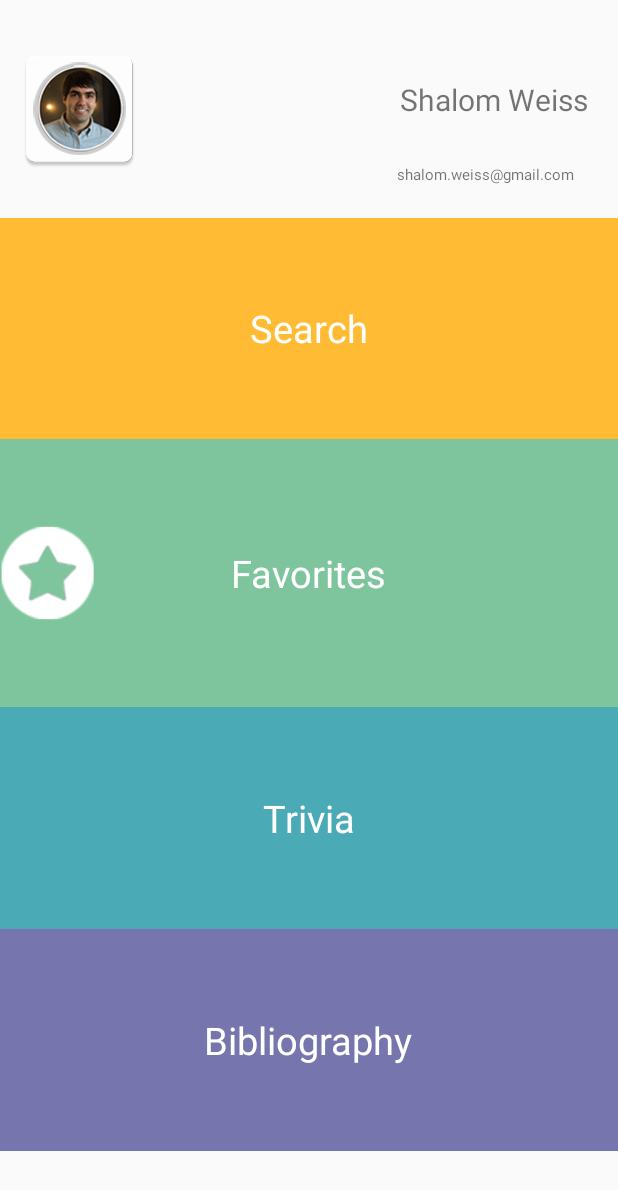
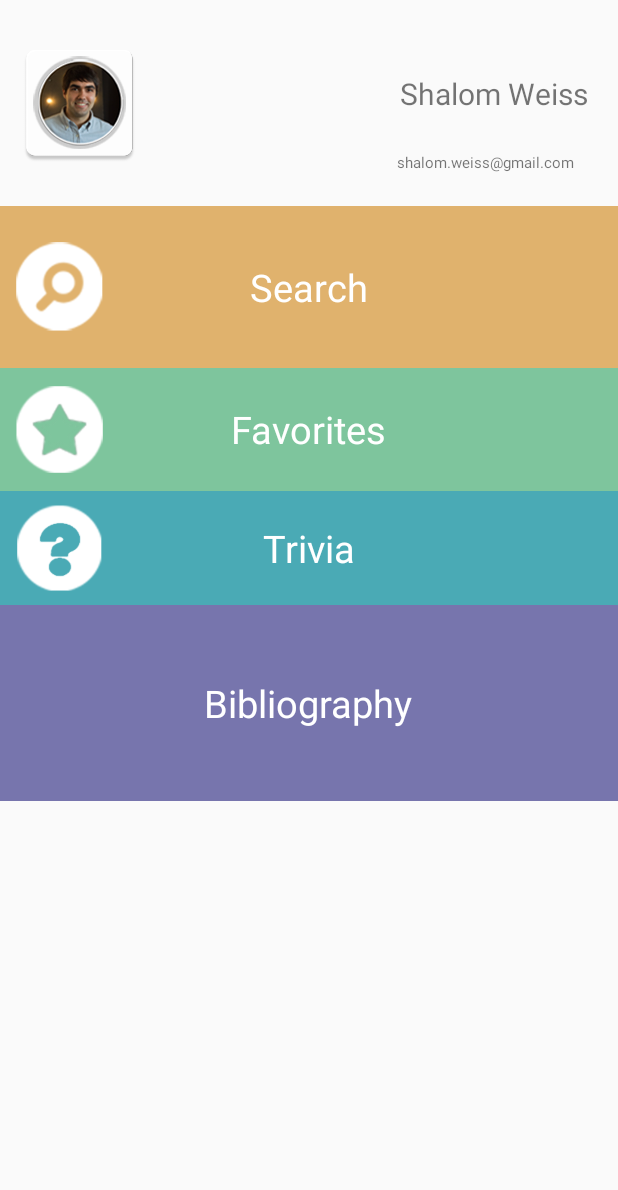
Before and after one commit to tsofenAndroidteam/Main_rep_1, an Android app: the MainActivity screen opened directly, with no data from a screen before it, on a phone screen of 412 x 824 dp. Shown: the top 1190 px of the screen. Run offline under Robolectric (Android 15) with nearby library versions, the phone set to English and light mode, and no system bars.

Commit message:
Michael gonic changed

```diff
--- a/app/src/main/res/layout/activity_menu.xml
+++ b/app/src/main/res/layout/activity_menu.xml
@@ -51,8 +51,8 @@
         android:layout_width="fill_parent"
         android:layout_height="wrap_content"
         android:onClick="search"
-        android:background="@android:color/holo_orange_light"
-        android:layout_weight="20">
+        android:background="#e0b26d"
+        android:layout_weight="10">
 
         <TextView
             android:layout_width="wrap_content"
@@ -64,12 +64,20 @@
             android:textSize="25dp"
             android:textIsSelectable="false" />
 
+        <ImageView
+            android:layout_width="70dp"
+            android:layout_height="wrap_content"
+            android:id="@+id/imageView3"
+            android:layout_gravity="left|center_vertical"
+            android:src="@drawable/menu_search"
+            android:paddingLeft="10dp"
+            android:adjustViewBounds="true" />
+
     </FrameLayout>
 
     <FrameLayout
         android:layout_width="match_parent"
-        android:layout_height="wrap_content"
-        android:layout_weight="20"
+        android:layout_height="82dp"
         android:background="#7ec59d">
 
         <TextView
@@ -82,18 +90,18 @@
             android:textSize="25dp" />
 
         <ImageView
-            android:layout_width="64dp"
-            android:layout_height="65dp"
+            android:layout_width="70dp"
+            android:layout_height="wrap_content"
             android:id="@+id/menu_fav_imageview"
             android:layout_gravity="left|center_vertical"
             android:src="@drawable/menu_fav"
-            android:contentDescription="menu_fav star" />
+            android:contentDescription="menu_fav star"
+            android:paddingLeft="10dp" />
     </FrameLayout>
 
     <FrameLayout
         android:layout_width="match_parent"
-        android:layout_height="wrap_content"
-        android:layout_weight="20"
+        android:layout_height="76dp"
         android:background="#4aaab5">
 
         <TextView
@@ -104,6 +112,14 @@
             android:layout_gravity="center"
             android:textColor="#ffffff"
             android:textSize="25dp" />
+
+        <ImageView
+            android:layout_width="70dp"
+            android:layout_height="wrap_content"
+            android:id="@+id/imageView4"
+            android:layout_gravity="left|center_vertical"
+            android:src="@drawable/menu_trivia"
+            android:paddingLeft="10dp" />
     </FrameLayout>
 
     <FrameLayout
--- a/app/src/main/res/layout/activity_search.xml
+++ b/app/src/main/res/layout/activity_search.xml
@@ -19,8 +19,16 @@
             android:singleLine="false"
             android:textStyle="bold|normal"
             android:textSize="@dimen/abc_action_bar_default_height_material"
-            android:layout_gravity="left|top"
+            android:layout_gravity="center"
             android:textColor="#ffffff" />
+
+        <ImageView
+            android:layout_width="54dp"
+            android:layout_height="55dp"
+            android:id="@+id/imageView5"
+            android:layout_gravity="left|center_vertical"
+            android:src="@drawable/menu_search"
+            android:paddingLeft="10dp" />
     </FrameLayout>
 
     <EditText
```
Also changed, not shown: app/src/main/res/drawable/menu_search.png (added), app/src/main/res/drawable/menu_trivia.png (added), app/src/main/res/layout/activity_view_pager.xml (line endings or trailing spaces).
